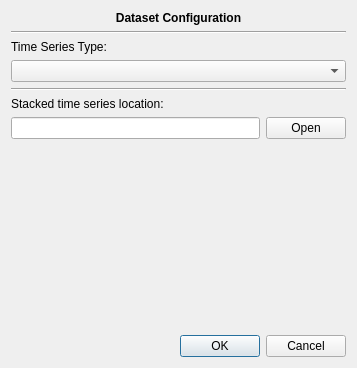
Before: the Qt Designer form ui/ui_config.ui in ceholden/TSTools, drawn with Qt 5.
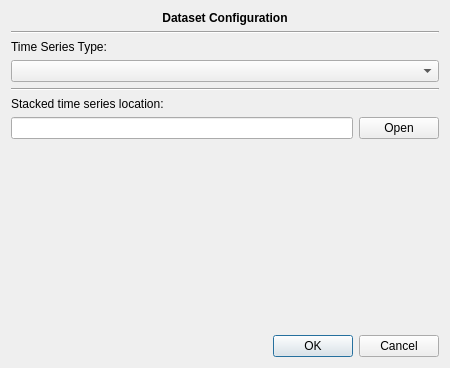
After: the same form once the commit is applied.

Commit message: Widen TS driver config menu

The edit to the form file:
```diff
--- a/ui/ui_config.ui
+++ b/ui/ui_config.ui
@@ -6,7 +6,7 @@
    <rect>
     <x>0</x>
     <y>0</y>
-    <width>357</width>
+    <width>450</width>
     <height>368</height>
    </rect>
   </property>
```
